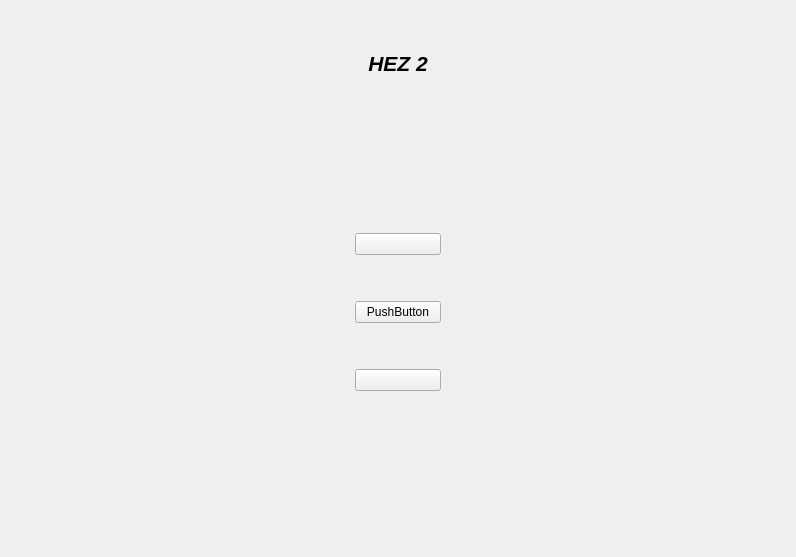
Old version of the form projet/premierInetrface.ui in the repository khalilelghabed/projet_jeuCartesCpp.
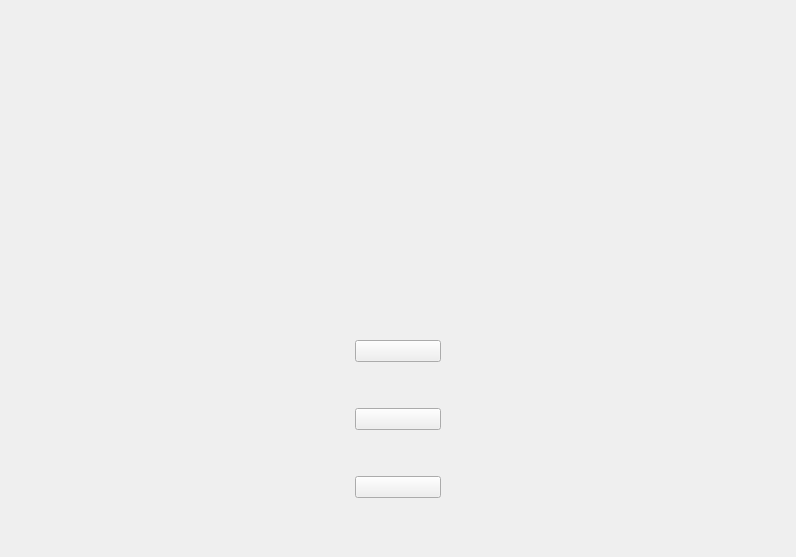
New version of the form. Icons and pictures are not drawn.

What changed in the file:
```diff
--- a/projet/premierInetrface.ui
+++ b/projet/premierInetrface.ui
@@ -31,7 +31,7 @@
     </spacer>
    </item>
    <item>
-    <layout class="QVBoxLayout" name="verticalLayout" stretch="2,2,6,20">
+    <layout class="QVBoxLayout" name="verticalLayout" stretch="6,3,6,20">
      <item>
       <spacer name="verticalSpacer_2">
        <property name="orientation">
@@ -47,8 +47,17 @@
      </item>
      <item>
       <widget class="QLabel" name="label">
+       <property name="styleSheet">
+        <string notr="true"/>
+       </property>
        <property name="text">
-        <string>&lt;html&gt;&lt;head/&gt;&lt;body&gt;&lt;p align=&quot;center&quot;&gt;&lt;span style=&quot; font-size:16pt; font-weight:700; font-style:italic;&quot;&gt;HEZ 2&lt;/span&gt;&lt;/p&gt;&lt;/body&gt;&lt;/html&gt;</string>
+        <string/>
+       </property>
+       <property name="pixmap">
+        <pixmap resource="cartes.qrc">:/cartes/photos_des_cartes/TITLEPRINCIPALE.png</pixmap>
+       </property>
+       <property name="scaledContents">
+        <bool>true</bool>
        </property>
       </widget>
      </item>
@@ -81,7 +90,7 @@
         </spacer>
        </item>
        <item>
-        <layout class="QVBoxLayout" name="verticalLayout_2" stretch="0,1,0,1,0,1,1">
+        <layout class="QVBoxLayout" name="verticalLayout_2" stretch="2,1,0,1,0,1,1">
          <item>
           <spacer name="verticalSpacer_4">
            <property name="orientation">
@@ -134,7 +143,7 @@
             <string notr="true"/>
            </property>
            <property name="text">
-            <string>PushButton</string>
+            <string/>
            </property>
           </widget>
          </item>
```
Left out of the diff: 9 changed lines with no effect on the pictures.
